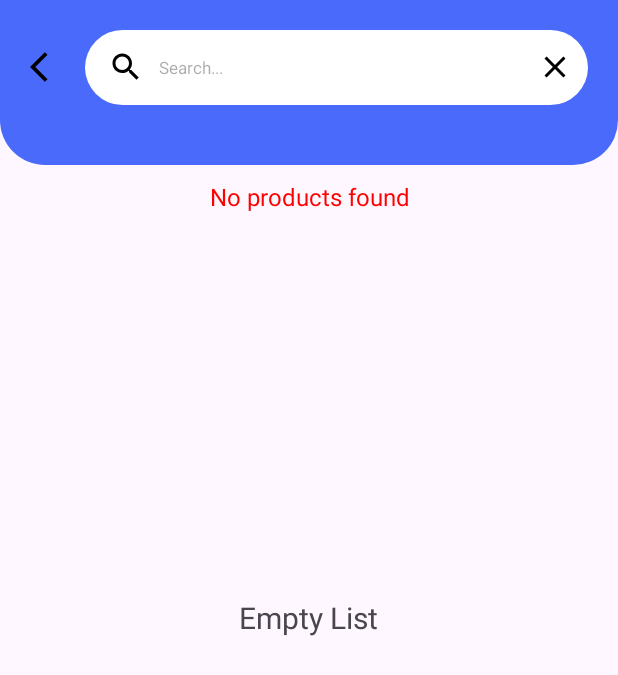
After one commit to Nahidhasan24/BoyCott, an Android app: the BoycottActivity screen opened directly, with no data from a screen before it, on a phone screen of 412 x 824 dp. The commit adds this screen. Shown: the top 675 px of the screen. Run offline under Robolectric (Android 15) with nearby library versions, the phone set to English and light mode, and no system bars; network calls fail; pictures from the network do not load.

Commit message:
second commit

```diff
--- /dev/null
+++ b/app/src/main/java/com/nahidsoft/boycott/Activitys/BoycottActivity.java
@@ -0,0 +1,199 @@
+package com.nahidsoft.boycott.Activitys;
+
+import android.content.Context;
+import android.content.Intent;
+import android.content.SharedPreferences;
+import android.os.Bundle;
+import android.text.Editable;
+import android.text.TextWatcher;
+import android.util.Log;
+import android.view.MotionEvent;
+import android.view.View;
+import android.widget.AdapterView;
+import android.widget.ArrayAdapter;
+
+import androidx.appcompat.app.AppCompatActivity;
+import androidx.recyclerview.widget.GridLayoutManager;
+
+import com.google.gson.Gson;
+import com.google.gson.reflect.TypeToken;
+import com.nahidsoft.boycott.Adapters.BoycpottAdapter;
+import com.nahidsoft.boycott.Models.BrandModel;
+import com.nahidsoft.boycott.Models.Product;
+import com.nahidsoft.boycott.R;
+import com.nahidsoft.boycott.databinding.ActivityBoycottBinding;
+
+import org.json.JSONArray;
+import org.json.JSONException;
+import org.json.JSONObject;
+
+import java.lang.reflect.Type;
+import java.util.ArrayList;
+import java.util.List;
+
+public class BoycottActivity extends AppCompatActivity {
+
+    ActivityBoycottBinding binding;
+    BoycpottAdapter boycpottAdapter;
+    List<Product> searchList = new ArrayList<>();
+    static final String PREFS_NAME = "MyPrefs";
+    static final String BRAND_LIST_KEY = "brand_list";
+    List<BrandModel> brandList;
+    List<Product> productList = new ArrayList<>();
+
+    @Override
+    protected void onCreate(Bundle savedInstanceState) {
+        super.onCreate(savedInstanceState);
+        binding = ActivityBoycottBinding.inflate(getLayoutInflater());
+        setContentView(binding.getRoot());
+        loadProductListFromPreferences();
+        brandList = loadBrandListFromPreferences();
+        binding.productArrayList.setHasFixedSize(true);
+        binding.productArrayList.setLayoutManager(new GridLayoutManager(getApplicationContext(), 3));
+        boycpottAdapter = new BoycpottAdapter(productList); // Pass initial productList to the adapter
+        binding.productArrayList.setAdapter(boycpottAdapter);
+        updateMessage(productList.size());
+
+        setupSearchAutoComplete();
+        binding.backBtn.setOnClickListener(v->{
+            startActivity(new Intent(getApplicationContext(),MainActivity.class));
+            finishAffinity();
+        });
+    }
+
+    private void loadProductListFromPreferences() {
+        SharedPreferences sharedPreferences = getSharedPreferences("MyPrefs", Context.MODE_PRIVATE);
+        Gson gson = new Gson();
+        String json = sharedPreferences.getString("ProductList", null);
+
+        if (json != null) {
+            Type type = new TypeToken<List<Product>>() {}.getType();
+            List<Product> products = gson.fromJson(json, type);
+
+            if (products != null) {
+                for (Product product : products) {
+                    if ("red".equals(product.getStatus())) {
+                        productList.add(product);
+                    }
+                }
+            }
+        } else {
+            Log.d("BoycottActivity", "No product data found in SharedPreferences");
+        }
+
+        updateProductList(productList);
+    }
+
+    private void updateMessage(int size) {
+        if (size == 0) {
+            binding.emptyTv.setVisibility(View.VISIBLE);
+            binding.productCountTv.setText("No products found");
+        } else {
+            binding.emptyTv.setVisibility(View.GONE);
+            binding.productCountTv.setText("Shows " + size + " Products");
+        }
+    }
+
+    private List<BrandModel> loadBrandListFromPreferences() {
+        SharedPreferences sharedPreferences = getSharedPreferences(PREFS_NAME, Context.MODE_PRIVATE);
+        String jsonString = sharedPreferences.getString(BRAND_LIST_KEY, null);
+        List<BrandModel> brandList = new ArrayList<>();
+
+        if (jsonString != null) {
+            try {
+                JSONArray jsonArray = new JSONArray(jsonString);
+                for (int i = 0; i < jsonArray.length(); i++) {
+                    JSONObject jsonObject = jsonArray.getJSONObject(i);
+                    BrandModel brand = new BrandModel(
+                            jsonObject.getString("id"),
+                            jsonObject.getString("title"),
+                            jsonObject.getString("createdTime"),
+                            jsonObject.getString("companyName"),
+                            jsonObject.getString("image"),
+                            jsonObject.getString("country"),
+                            jsonObject.getString("owner"),
+                            jsonObject.getString("status")
+                    );
+                    brandList.add(brand);
+                }
+            } catch (JSONException e) {
+                e.printStackTrace();
+            }
+        } else {
+            Log.d("BoycottActivity", "No brand data found in SharedPreferences");
+        }
+
+        return brandList;
+    }
+
+    private void setupSearchAutoComplete() {
+        List<String> productTitles = new ArrayList<>();
+        for (Product product : productList) { // Use productList instead of searchList
+            productTitles.add(product.getTitle());
+        }
+        ArrayAdapter<String> adapter = new ArrayAdapter<>(getApplicationContext(), R.layout.simple_dropdown_item_custom, productTitles);
+        binding.searchET.setAdapter(adapter);
+        binding.searchET.setThreshold(1); // Start suggesting from the first character
+
+        binding.searchET.addTextChangedListener(new TextWatcher() {
+            @Override
+            public void beforeTextChanged(CharSequence s, int start, int count, int after) {}
+
+            @Override
+            public void onTextChanged(CharSequence s, int start, int before, int count) {
+                filter(s.toString());
+            }
+
+            @Override
+            public void afterTextChanged(Editable s) {}
+        });
+
+        binding.searchET.setOnItemClickListener(new AdapterView.OnItemClickListener() {
+            @Override
+            public void onItemClick(AdapterView<?> parent, View view, int position, long id) {
+                String selectedItem = (String) parent.getItemAtPosition(position);
+                filter(selectedItem);
+            }
+        });
+
+        // Clear text button functionality
+        binding.searchET.setOnTouchListener((v, event) -> {
+            if (event.getAction() == MotionEvent.ACTION_UP) {
+                if (event.getRawX() >= (binding.searchET.getRight() - binding.searchET.getCompoundDrawables()[2].getBounds().width())) {
+                    binding.searchET.setText("");
+                    return true;
+                }
+            }
+            return false;
+        });
+    }
+
+    private void filter(String text) {
+        List<Product> filteredList = new ArrayList<>();
+        for (Product item : productList) { // Use productList instead of searchList
+            if (item.getTitle().toLowerCase().contains(text.toLowerCase())) {
+                filteredList.add(item);
+            }
+        }
+        updateMessage(filteredList.size());
+        boycpottAdapter.setProductList(filteredList);
+        boycpottAdapter.notifyDataSetChanged();
+    }
+
+    public void updateProductList(List<Product> productList) {
+        if (boycpottAdapter != null) {
+            searchList.clear();
+            searchList.addAll(productList);
+            updateMessage(productList.size());
+            boycpottAdapter.setProductList(productList);
+            boycpottAdapter.notifyDataSetChanged();
+
+            List<String> productTitles = new ArrayList<>();
+            for (Product product : productList) { // Use productList instead of searchList
+                productTitles.add(product.getTitle());
+            }
+            ArrayAdapter<String> adapter = new ArrayAdapter<>(getApplicationContext(), R.layout.simple_dropdown_item_custom, productTitles);
+            binding.searchET.setAdapter(adapter);
+        }
+    }
+}
--- a/app/src/main/java/com/nahidsoft/boycott/MainActivity.java
+++ b/app/src/main/java/com/nahidsoft/boycott/Activitys/MainActivity.java
@@ -1,4 +1,4 @@
-package com.nahidsoft.boycott;
+package com.nahidsoft.boycott.Activitys;
 
 import android.Manifest;
 import android.content.Context;
@@ -39,6 +39,7 @@ import com.nahidsoft.boycott.Models.BrandModel;
 import com.nahidsoft.boycott.Models.Category;
 import com.nahidsoft.boycott.Models.Country;
 import com.nahidsoft.boycott.Models.Product;
+import com.nahidsoft.boycott.R;
 import com.nahidsoft.boycott.Utilitis.APIs;
 import com.nahidsoft.boycott.databinding.ActivityMainBinding;
 
--- /dev/null
+++ b/app/src/main/res/drawable/baseline_arrow_back_ios_24.xml
@@ -0,0 +1,5 @@
+<vector xmlns:android="http://schemas.android.com/apk/res/android" android:autoMirrored="true" android:height="24dp" android:tint="#000000" android:viewportHeight="24" android:viewportWidth="24" android:width="24dp">
+
+    <path android:fillColor="@android:color/white" android:pathData="M11.67,3.87L9.9,2.1 0,12l9.9,9.9 1.77,-1.77L3.54,12z"/>
+
+</vector>
--- /dev/null
+++ b/app/src/main/res/layout/activity_boycott.xml
@@ -0,0 +1,94 @@
+<?xml version="1.0" encoding="utf-8"?>
+<RelativeLayout xmlns:android="http://schemas.android.com/apk/res/android"
+    xmlns:app="http://schemas.android.com/apk/res-auto"
+    xmlns:tools="http://schemas.android.com/tools"
+    android:layout_width="match_parent"
+    android:layout_height="match_parent">
+
+    <LinearLayout
+        android:id="@+id/top_section"
+        android:layout_width="match_parent"
+        android:layout_height="wrap_content"
+        android:paddingBottom="20dp"
+        android:background="@drawable/top_background"
+        android:orientation="vertical">
+
+        <LinearLayout
+            android:layout_width="match_parent"
+            android:layout_height="wrap_content"
+            android:orientation="horizontal"
+            android:padding="20dp"
+            android:weightSum="10">
+
+            <LinearLayout
+                android:layout_width="0dp"
+                android:layout_weight="1"
+                android:layout_gravity="center"
+                android:gravity="center|start"
+                android:layout_height="50dp">
+
+                <ImageView
+                    android:id="@+id/backBtn"
+                    android:layout_width="wrap_content"
+                    android:layout_height="wrap_content"
+                    android:src="@drawable/baseline_arrow_back_ios_24"
+                    android:layout_gravity="center"
+                    />
+
+            </LinearLayout>
+
+            <AutoCompleteTextView
+                android:id="@+id/searchET"
+                android:layout_width="0dp"
+                android:layout_height="50dp"
+                android:layout_weight="9"
+                android:background="@drawable/search_bg"
+                android:drawableStart="@drawable/baseline_search_24"
+                android:drawableEnd="@drawable/baseline_close_24"
+                android:drawablePadding="10dp"
+                android:hint="Search..."
+                android:paddingLeft="15dp"
+                android:paddingRight="10dp"
+                android:textColor="@color/black"
+                android:textSize="11sp" /> <!-- Smaller text for autocomplete -->
+
+
+
+
+        </LinearLayout>
+
+
+
+    </LinearLayout>
+
+    <TextView
+        android:id="@+id/productCountTv"
+        android:layout_width="match_parent"
+        android:layout_height="wrap_content"
+        android:layout_below="@id/top_section"
+        android:layout_margin="10dp"
+        android:gravity="center"
+        android:text="Shows 1023 Products"
+        android:textColor="@color/red"
+        android:textSize="16sp" />
+
+    <androidx.recyclerview.widget.RecyclerView
+        android:id="@+id/productArrayList"
+        android:layout_width="match_parent"
+        android:layout_height="match_parent"
+        android:layout_below="@id/productCountTv"
+        android:layout_marginTop="10dp">
+
+    </androidx.recyclerview.widget.RecyclerView>
+
+    <TextView
+        android:id="@+id/emptyTv"
+        android:layout_width="wrap_content"
+        android:layout_height="wrap_content"
+        android:layout_centerInParent="true"
+        android:text="Empty List"
+        android:textSize="20sp"
+        android:visibility="gone" />
+
+
+</RelativeLayout>
--- a/app/src/main/res/layout/fragment_list.xml
+++ b/app/src/main/res/layout/fragment_list.xml
@@ -92,6 +92,7 @@
                 android:backgroundTint="@android:color/white"/>
 
             <Button
+                android:id="@+id/boycottListBtn"
                 android:layout_width="0dp"
                 android:layout_weight="4"
                 android:layout_height="60dp"
--- a/app/src/main/res/layout/popup_view.xml
+++ b/app/src/main/res/layout/popup_view.xml
@@ -5,7 +5,7 @@
     android:background="@drawable/round_bg"
     android:layout_width="match_parent"
     android:layout_height="match_parent"
-    tools:context=".MainActivity">
+    tools:context=".Activitys.MainActivity">
 
     <ImageView
         android:layout_width="30dp"
```
Also changed, not shown: app/src/main/AndroidManifest.xml (+12 -5 lines), app/src/main/java/com/nahidsoft/boycott/Activitys/MyListActivity.java (added, +26 -0 lines), app/src/main/java/com/nahidsoft/boycott/Adapters/BoycpottAdapter.java (added, +76 -0 lines), app/src/main/java/com/nahidsoft/boycott/Fragments/ListFragment.java (+10 -1 lines), app/src/main/res/layout/activity_my_list.xml (added, +10 -0 lines).
